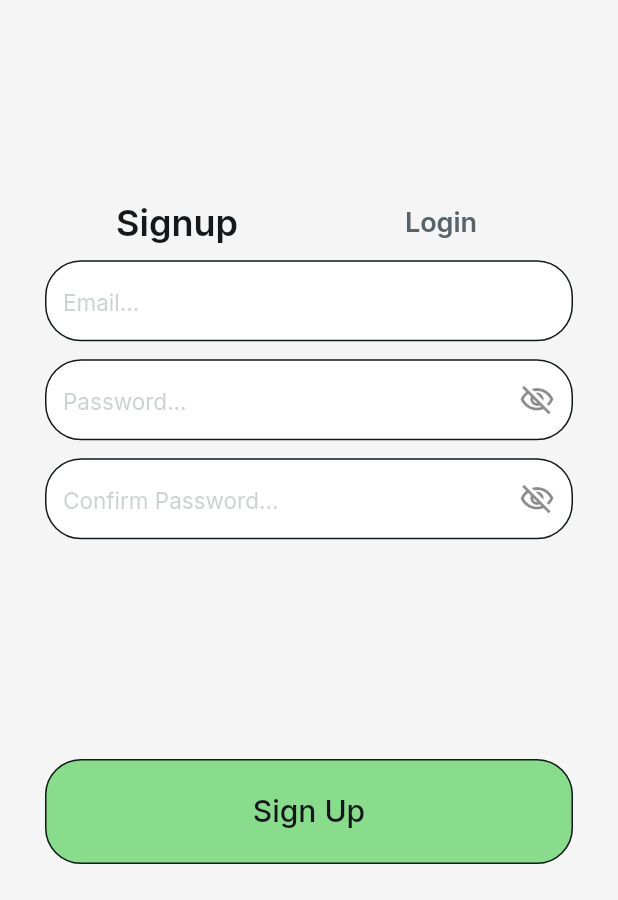
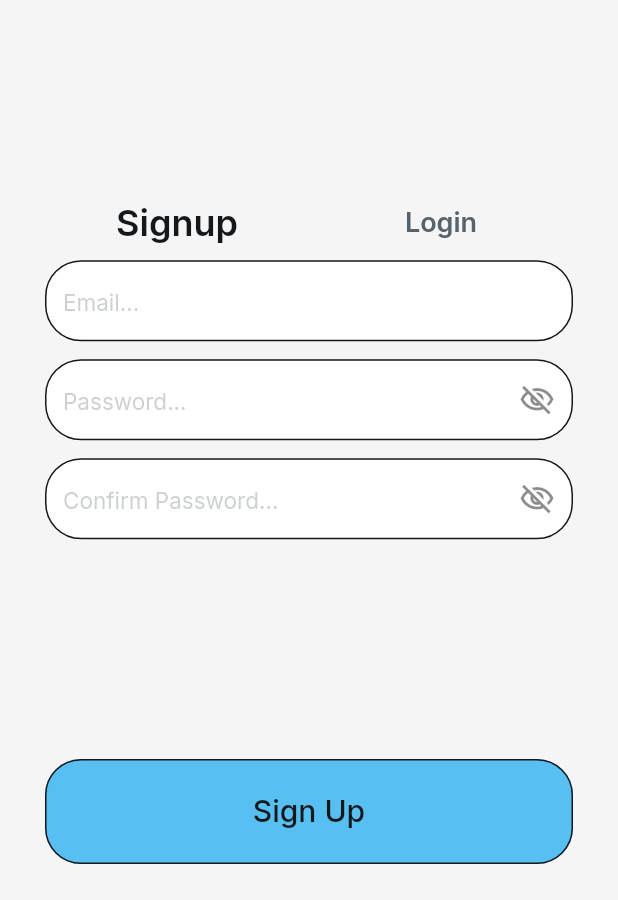
Before and after one commit to arianaruiz05/TodoApp-FlutterFlow, a Flutter app: the screen it shows after launch, on a phone screen of 412 x 824 dp, the part 336-1236 px from its top. Run offline on Flutter 3.47's test engine with Material 3 defaults, Android fonts, the phone set to English and light mode, and no system bars; drawn by our look-alikes of auto_size_text; our stand-ins replace cloud_firestore, easy_debounce, file_picker, firebase_auth, firebase_core, firebase_storage and 12 more; missing offline and left inert: json_path, mime_type; accounts and stored records are empty.

Commit message:
Updating to latest FlutterFlow output. Changed the Login/Create Accoutn Button Color to Blue

```diff
--- a/lib/login/login_widget.dart
+++ b/lib/login/login_widget.dart
@@ -804,7 +804,7 @@ class _LoginWidgetState extends State<LoginWidget>
                                   16.0, 0.0, 16.0, 0.0),
                               iconPadding: const EdgeInsetsDirectional.fromSTEB(
                                   0.0, 0.0, 0.0, 0.0),
-                              color: FlutterFlowTheme.of(context).primary,
+                              color: const Color(0xFF57BFF2),
                               textStyle: FlutterFlowTheme.of(context)
                                   .labelMedium
                                   .override(
--- a/lib/onboarding/onboarding_widget.dart
+++ b/lib/onboarding/onboarding_widget.dart
@@ -480,7 +480,7 @@ class _OnboardingWidgetState extends State<OnboardingWidget> {
                           const EdgeInsetsDirectional.fromSTEB(16.0, 0.0, 16.0, 0.0),
                       iconPadding:
                           const EdgeInsetsDirectional.fromSTEB(0.0, 0.0, 0.0, 0.0),
-                      color: FlutterFlowTheme.of(context).primary,
+                      color: const Color(0xFF57BFF2),
                       textStyle:
                           FlutterFlowTheme.of(context).labelMedium.override(
                                 fontFamily: 'Inter',
```
